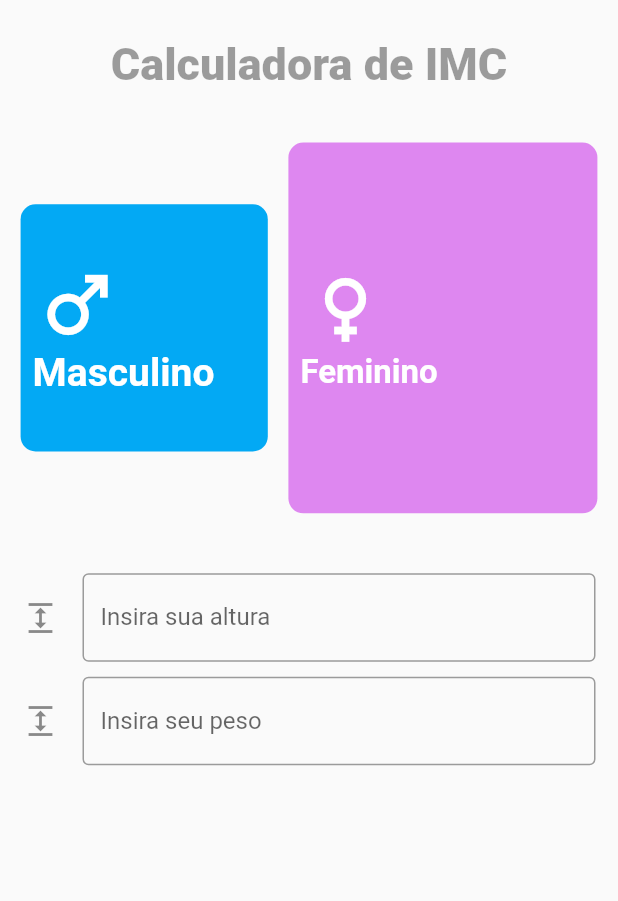
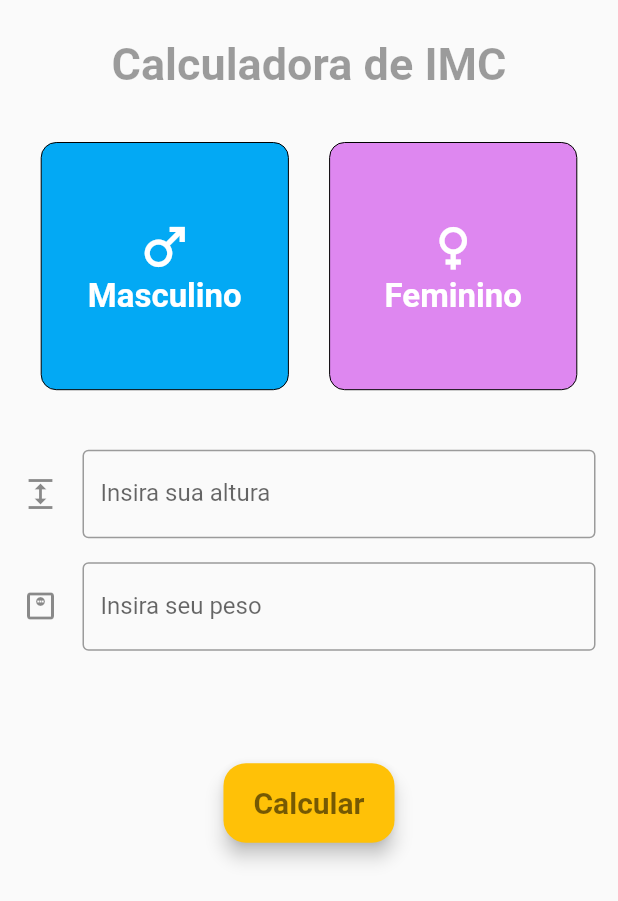
Before and after one commit to renfreire/IMC-Calculadora-Flutter, a Flutter app: the screen it shows after launch, on a phone screen of 412 x 824 dp. Shown: the top 901 px of the screen. Run offline on Flutter 3.47's test engine with Material 2 defaults, Android fonts, the light colour scheme and no system bars; drawn by our look-alikes of auto_size_text; missing offline and left inert: dart:ffi.

Commit message:
ajuste da regra de calculo para o IMC

```diff
--- a/lib/screens/home_screen.dart
+++ b/lib/screens/home_screen.dart
@@ -1,5 +1,9 @@
+import 'dart:ffi';
+import 'dart:math';
+
 import 'package:auto_size_text/auto_size_text.dart';
 import 'package:flutter/material.dart';
+import 'package:flutter/rendering.dart';
 
 class HomePage extends StatefulWidget {
   const HomePage({Key? key}) : super(key: key);
@@ -9,12 +13,55 @@ class HomePage extends StatefulWidget {
 }
 
 class _HomePageState extends State<HomePage> {
-  var opcaoSelecionada = "nenhuma";
+  String _opcaoSelecionada = "nenhuma";
+  String mensagemresultado = "";
+  final alturacontroller = TextEditingController();
+  final pesocontroller = TextEditingController();
+  double _resultado = 0.0;
 
-  selecionarGenero(String texto) {
+  void selecionarGenero(String texto) {
     setState(() {
-      opcaoSelecionada = texto;
+      _opcaoSelecionada = texto;
+      mensagemresultado = "";
+      alturacontroller.text = "";
+      pesocontroller.text = "";
     });
+  }
+
+  calcularIMC(String peso, String altura) {
+    print(_resultado);
+
+    setState(() {
+      _resultado = double.parse(peso) / (pow(double.parse(altura), 2));
+
+      if (_resultado < 18.5) {
+        mensagemresultado = "Abaixo do peso";
+      } else if (_resultado >= 18.5 && _resultado <= 24.9) {
+        mensagemresultado = "Peso Normal";
+      } else if (_resultado >= 25 && _resultado <= 29.9) {
+        mensagemresultado = "Acima do Peso";
+      } else if (_resultado >= 30 && _resultado <= 34.9) {
+        mensagemresultado = "Obesidade Grau I";
+      } else if (_resultado >= 35 && _resultado <= 39.9) {
+        mensagemresultado = "Obesidade Grau II";
+      } else {
+        mensagemresultado = "Obesidade Grau III ou Morbido";
+      }
+    });
+  }
+
+  @override
+  void initState() {
+    super.initState();
+    pesocontroller.addListener(() {});
+    alturacontroller.addListener(() {});
+  }
+
+  @override
+  void dispose() {
+    alturacontroller.dispose();
+    pesocontroller.dispose();
+    super.dispose();
   }
 
   @override
@@ -24,7 +71,8 @@ class _HomePageState extends State<HomePage> {
 
     return SafeArea(
       child: Scaffold(
-        body: Column(
+        body: SingleChildScrollView(
+          child: Column(
             children: [
               Row(
                 mainAxisAlignment: MainAxisAlignment.center,
@@ -34,7 +82,7 @@ class _HomePageState extends State<HomePage> {
                     child: AutoSizeText(
                       'Calculadora de IMC',
                       style: TextStyle(
-                      fontWeight: FontWeight.w800,
+                        fontWeight: FontWeight.bold,
                         fontSize: 30,
                         color: Colors.black38,
                       ),
@@ -48,50 +96,58 @@ class _HomePageState extends State<HomePage> {
                 children: [
                   Container(
                     padding: const EdgeInsets.all(8),
-                  width: opcaoSelecionada == "nenhuma"
+                    width: _opcaoSelecionada == "nenhuma"
                         ? maxwidth * 0.4
-                      : opcaoSelecionada == "feminino"
+                        : _opcaoSelecionada == "feminino"
                             ? maxwidth * 0.3
                             : maxwidth * 0.5,
-                  height: opcaoSelecionada == "nenhuma"
-                      ? maxheight * 0.20
-                      : opcaoSelecionada == "feminino"
-                          ? maxheight * 0.10
-                          : maxheight * 0.3,
+                    height: _opcaoSelecionada == "nenhuma"
+                        ? maxheight * 0.2
+                        : _opcaoSelecionada == "feminino"
+                            ? maxheight * 0.1
+                            : maxheight * 0.25,
                     decoration: BoxDecoration(
                       borderRadius: BorderRadius.circular(10),
+                      border: _opcaoSelecionada == "masculino"
+                          ? Border.all(
+                              color: Color.fromARGB(255, 195, 197, 197),
+                              width: 5)
+                          : Border.all(width: 0),
                       color: Colors.lightBlue,
                     ),
                     child: GestureDetector(
-                    onTap: selecionarGenero("masculino"),
+                      onTap: () => selecionarGenero("masculino"),
                       child: Column(
                         mainAxisAlignment: MainAxisAlignment.center,
                         children: [
                           Row(
+                            mainAxisAlignment: MainAxisAlignment.center,
                             children: [
                               Icon(
                                 Icons.male,
-                              size: opcaoSelecionada == "nenhuma"
+                                size: _opcaoSelecionada == "nenhuma"
                                     ? 40
-                                  : opcaoSelecionada == "masculino"
-                                      ? 60
-                                      : 30,
+                                    : _opcaoSelecionada == "feminino"
+                                        ? 20
+                                        : 55,
                                 color: Colors.white,
                               ),
                             ],
                           ),
                           Row(
+                            mainAxisAlignment: MainAxisAlignment.center,
                             children: [
                               AutoSizeText(
                                 "Masculino",
                                 style: TextStyle(
                                   color: Colors.white,
                                   fontWeight: FontWeight.bold,
-                                  fontSize: opcaoSelecionada == "nenhuma"
+                                  fontSize: _opcaoSelecionada == "nenhuma"
                                       ? 22
-                                      : opcaoSelecionada == "masculino"
-                                          ? 26
-                                          : 18),
+                                      : _opcaoSelecionada == "masculino"
+                                          ? 24
+                                          : 18,
+                                ),
                               ),
                             ],
                           ),
@@ -101,42 +157,57 @@ class _HomePageState extends State<HomePage> {
                   ),
                   Container(
                     padding: const EdgeInsets.all(8),
-                  width: opcaoSelecionada == "nenhuma"
+                    width: _opcaoSelecionada == "nenhuma"
                         ? maxwidth * 0.4
-                      : opcaoSelecionada == "feminino"
+                        : _opcaoSelecionada == "masculino"
                             ? maxwidth * 0.3
                             : maxwidth * 0.5,
-                  height: opcaoSelecionada == "nenhuma"
-                      ? maxheight * 0.20
-                      : opcaoSelecionada == "feminino"
-                          ? maxheight * 0.10
-                          : maxheight * 0.3,
+                    height: _opcaoSelecionada == "nenhuma"
+                        ? maxheight * 0.2
+                        : _opcaoSelecionada == "masculino"
+                            ? maxheight * 0.1
+                            : maxheight * 0.25,
                     decoration: BoxDecoration(
                       borderRadius: BorderRadius.circular(10),
+                      border: _opcaoSelecionada == "feminino"
+                          ? Border.all(
+                              color: Color.fromARGB(255, 195, 197, 197),
+                              width: 5)
+                          : Border.all(width: 0),
                       color: Color.fromARGB(255, 222, 135, 240),
                     ),
                     child: GestureDetector(
-                    onTap: selecionarGenero("feminino"),
+                      onTap: () => selecionarGenero("feminino"),
                       child: Column(
                         mainAxisAlignment: MainAxisAlignment.center,
                         children: [
                           Row(
+                            mainAxisAlignment: MainAxisAlignment.center,
                             children: [
                               Icon(
                                 Icons.female,
-                              size: 60,
+                                size: _opcaoSelecionada == "nenhuma"
+                                    ? 40
+                                    : _opcaoSelecionada == "masculino"
+                                        ? 20
+                                        : 55,
                                 color: Colors.white,
                               ),
                             ],
                           ),
                           Row(
+                            mainAxisAlignment: MainAxisAlignment.center,
                             children: [
                               AutoSizeText(
                                 "Feminino",
                                 style: TextStyle(
                                   color: Colors.white,
                                   fontWeight: FontWeight.bold,
-                                fontSize: 22,
+                                  fontSize: _opcaoSelecionada == "nenhuma"
+                                      ? 22
+                                      : _opcaoSelecionada == "feminino"
+                                          ? 24
+                                          : 18,
                                 ),
                               ),
                             ],
@@ -153,6 +224,7 @@ class _HomePageState extends State<HomePage> {
                 child: Column(
                   children: [
                     TextField(
+                      controller: alturacontroller,
                       decoration: InputDecoration(
                           border: OutlineInputBorder(),
                           icon: Icon(Icons.expand),
@@ -160,14 +232,50 @@ class _HomePageState extends State<HomePage> {
                           labelText: 'Insira sua altura'),
                     ),
                     SizedBox(
-                    height: 10,
+                      height: 16,
                     ),
                     TextField(
+                      controller: pesocontroller,
                       decoration: InputDecoration(
                           border: OutlineInputBorder(),
-                        icon: Icon(Icons.expand),
+                          icon: Icon(Icons.monitor_weight_outlined),
                           hintText: 'Insira seu peso',
                           labelText: 'Insira seu peso'),
+                    ),
+                    SizedBox(
+                      height: 20,
+                    ),
+                    AutoSizeText(
+                      mensagemresultado,
+                      style: TextStyle(
+                        fontSize: 30,
+                        fontWeight: FontWeight.bold,
+                        color: mensagemresultado != "Peso Normal"
+                            ? Colors.red
+                            : Colors.blue,
+                      ),
+                    ),
+                    SizedBox(
+                      height: 20,
+                    ),
+                    ElevatedButton(
+                      onPressed: () => calcularIMC(
+                          pesocontroller.text, alturacontroller.text),
+                      style: ElevatedButton.styleFrom(
+                        primary: Colors.amber,
+                        onPrimary: Colors.black54,
+                        elevation: 5,
+                        padding: EdgeInsets.fromLTRB(20, 15, 20, 15),
+                        textStyle: const TextStyle(
+                          fontSize: 20,
+                          fontWeight: FontWeight.bold,
+                          color: Colors.black87,
+                        ),
+                        shape: RoundedRectangleBorder(
+                          borderRadius: BorderRadius.circular(15),
+                        ),
+                      ),
+                      child: Text("Calcular"),
                     )
                   ],
                 ),
@@ -175,6 +283,7 @@ class _HomePageState extends State<HomePage> {
             ],
           ),
         ),
+      ),
     );
   }
 }
```
Lines whose indentation alone changed are shown as unchanged.
